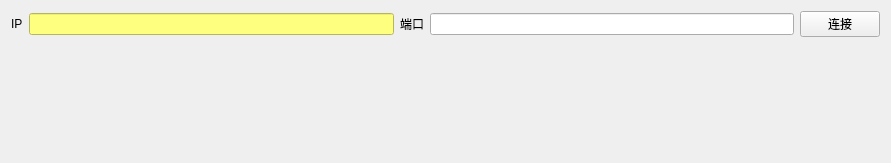
walkblank/measureTool, file testdevpage.ui: the form before one commit.
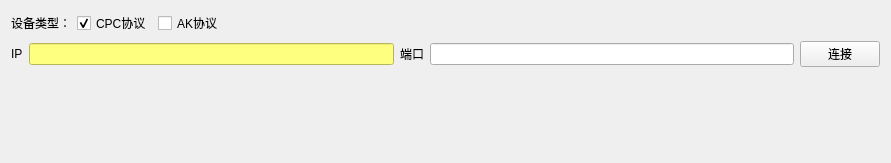
The form after the commit.

```diff
--- a/testdevpage.ui
+++ b/testdevpage.ui
@@ -14,6 +14,53 @@
    <string>Form</string>
   </property>
   <layout class="QVBoxLayout" name="verticalLayout">
+   <item>
+    <layout class="QHBoxLayout" name="horizontalLayout_2">
+     <item>
+      <widget class="QLabel" name="label_3">
+       <property name="text">
+        <string>设备类型：</string>
+       </property>
+      </widget>
+     </item>
+     <item>
+      <widget class="QCheckBox" name="chkCPCDev">
+       <property name="text">
+        <string>CPC协议</string>
+       </property>
+       <property name="checked">
+        <bool>true</bool>
+       </property>
+       <property name="autoExclusive">
+        <bool>true</bool>
+       </property>
+      </widget>
+     </item>
+     <item>
+      <widget class="QCheckBox" name="chkAKDev">
+       <property name="text">
+        <string>AK协议</string>
+       </property>
+       <property name="autoExclusive">
+        <bool>true</bool>
+       </property>
+      </widget>
+     </item>
+     <item>
+      <spacer name="horizontalSpacer">
+       <property name="orientation">
+        <enum>Qt::Horizontal</enum>
+       </property>
+       <property name="sizeHint" stdset="0">
+        <size>
+         <width>40</width>
+         <height>20</height>
+        </size>
+       </property>
+      </spacer>
+     </item>
+    </layout>
+   </item>
    <item>
     <layout class="QHBoxLayout" name="horizontalLayout">
      <item>
```
